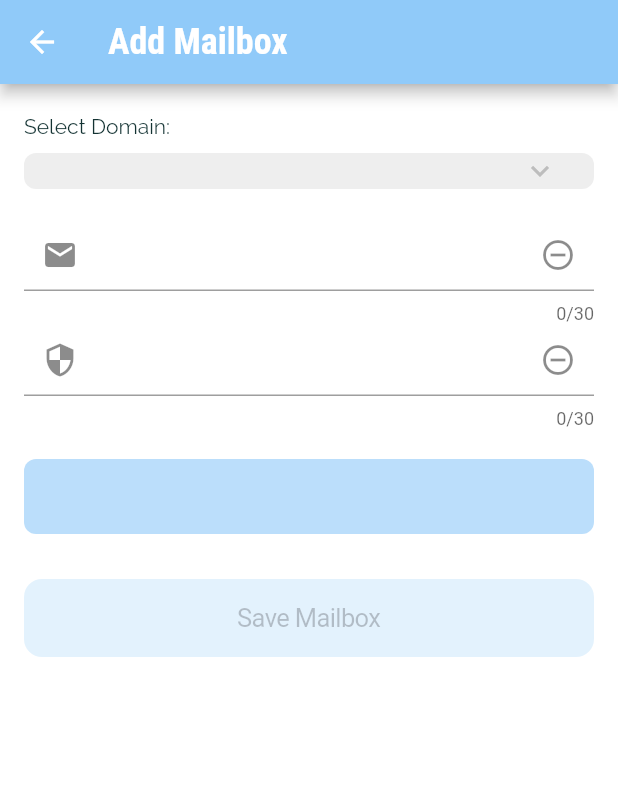
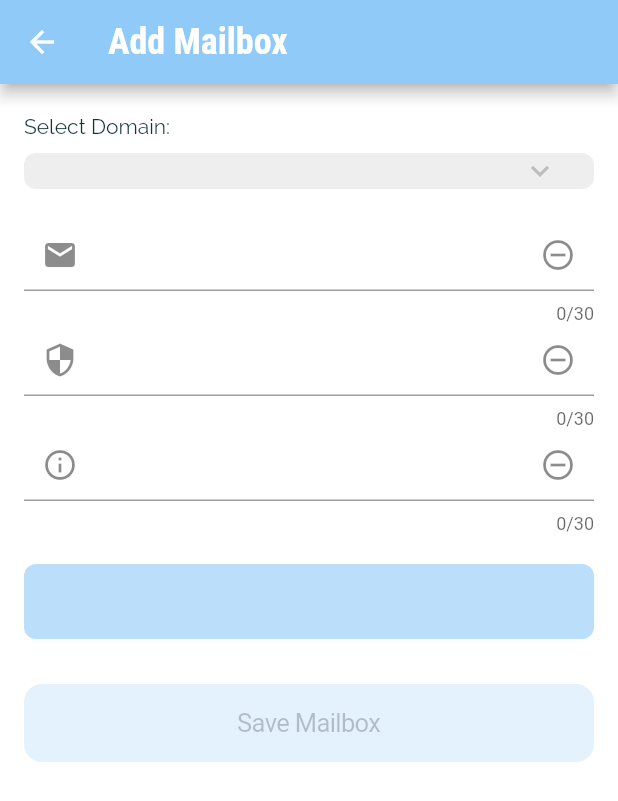
Before and after one commit to prodigyK/PasswordStorage, a Flutter app: the MailboxDetailScreen screen opened by its route, on a phone screen of 412 x 824 dp. Shown: the top 801 px of the screen. Run offline on Flutter 3.47's test engine with Material 2 defaults, Android fonts, the light colour scheme and no system bars; our stand-ins replace cloud_firestore, file_picker, firebase_auth, firebase_core, fluttericon, page_transition and 1 more; missing offline and left inert: encrypt; accounts and stored records are empty; statements that could not run were skipped.

Commit message:
Add description to mailbox

```diff
--- a/lib/models/mailbox.dart
+++ b/lib/models/mailbox.dart
@@ -4,6 +4,7 @@ class Mailbox {
   final String password;
   final String domainId;
   final DateTime modifiedAt;
+  final String description;
 
   Mailbox({
     required this.id,
@@ -11,6 +12,7 @@ class Mailbox {
     required this.password,
     required this.domainId,
     required this.modifiedAt,
+    required this.description,
   });
 
   factory Mailbox.fromJson(Map<String, dynamic> json, {String? docID}) {
@@ -20,6 +22,7 @@ class Mailbox {
       password: json['password'],
       domainId: json['domain_id'],
       modifiedAt: DateTime.parse(json['modifiedAt']),
+      description: json['description'],
     );
   }
 
@@ -29,6 +32,7 @@ class Mailbox {
       'password': password,
       'domain_id': domainId,
       'modifiedAt': modifiedAt.toIso8601String(),
+      'description': description,
     };
   }
 }
--- a/lib/screens/mailboxes/mailbox_detail_screen.dart
+++ b/lib/screens/mailboxes/mailbox_detail_screen.dart
@@ -19,6 +19,7 @@ class _MailboxDetailScreenState extends State<MailboxDetailScreen> {
   final _formKey = GlobalKey<FormState>();
   final _nameController = TextEditingController();
   final _passwordController = TextEditingController();
+  final _descriptionController = TextEditingController();
   Domain? selectedDomain;
   bool firstInit = true;
   List<Domain> domains = [];
@@ -31,6 +32,7 @@ class _MailboxDetailScreenState extends State<MailboxDetailScreen> {
   void dispose() {
     _nameController.dispose();
     _passwordController.dispose();
+    _descriptionController.dispose();
     super.dispose();
   }
 
@@ -46,6 +48,7 @@ class _MailboxDetailScreenState extends State<MailboxDetailScreen> {
           password: '',
           modifiedAt: DateTime.now(),
           domainId: '',
+          description: '',
         );
       } else {
         mailbox = ref['mailbox'];
@@ -54,6 +57,7 @@ class _MailboxDetailScreenState extends State<MailboxDetailScreen> {
       _nameController.text = isNew! ? '' : mailbox!.name.split('@')[0];
       _passwordController.text =
           isNew! ? '' : Provider.of<Encryption>(context, listen: false).decrypt(encoded: mailbox!.password);
+      _descriptionController.text = mailbox!.description;
 
       domains = await Provider.of<MailDomainRepository>(context, listen: false).getAllDocuments();
       setState(() {
@@ -88,6 +92,7 @@ class _MailboxDetailScreenState extends State<MailboxDetailScreen> {
       password: Provider.of<Encryption>(context, listen: false).encrypt(text: _passwordController.text),
       domainId: selectedDomain!.id,
       modifiedAt: DateTime.now(),
+      description: _descriptionController.text,
     );
 
     if (isNew!) {
@@ -107,7 +112,7 @@ class _MailboxDetailScreenState extends State<MailboxDetailScreen> {
       await _updateMailbox();
     }
 
-    Navigator.of(context).pop();
+    Navigator.of(context).pop(true);
   }
 
   Future<void> _addMailbox() async {
@@ -263,6 +268,30 @@ class _MailboxDetailScreenState extends State<MailboxDetailScreen> {
                       return null;
                     },
                   ),
+                  TextFormField(
+                    controller: _descriptionController,
+                    decoration: InputDecoration(
+                      // labelText: 'Email Address',
+                      prefixIcon: GestureDetector(
+                        child: Icon(Icons.info_outline),
+                        onTap: () {
+                          Clipboard.setData(ClipboardData(text: "${_descriptionController.text}"));
+                          _showSnackbar('Copied to Clipboard');
+                        },
+                      ),
+                      suffixIcon: GestureDetector(
+                        child: Icon(Icons.remove_circle_outline),
+                        onTap: () {
+                          _descriptionController.clear();
+                        },
+                      ),
+                    ),
+                    style: TextStyle(fontWeight: FontWeight.bold, fontSize: 16),
+                    keyboardType: TextInputType.text,
+                    textInputAction: TextInputAction.next,
+                    maxLength: 30,
+                    maxLines: 1,
+                  ),
                   SizedBox(height: 20),
                   Container(
                     width: double.infinity,
```
Also changed, not shown: lib/providers/mailbox_repository.dart (+6 -1 lines), lib/screens/mailboxes/mailboxes_all_screen.dart (+15 -1 lines), lib/screens/settings.dart (+24 -35 lines), lib/widgets/mailbox_item.dart (+3 -12 lines).
